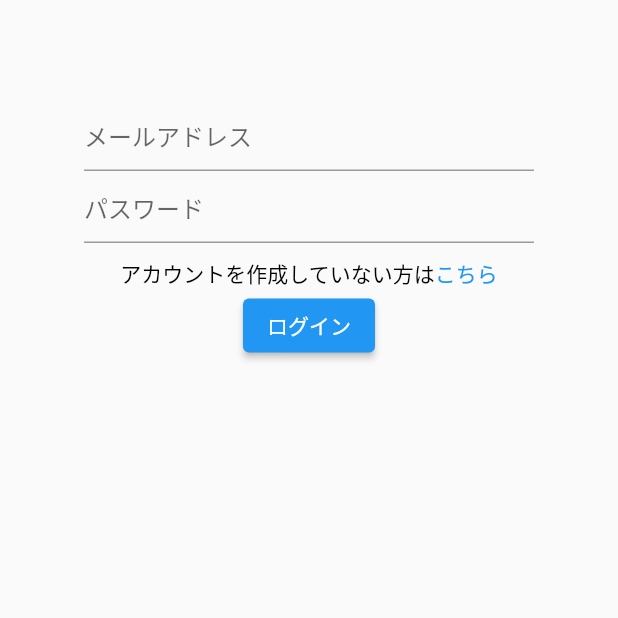
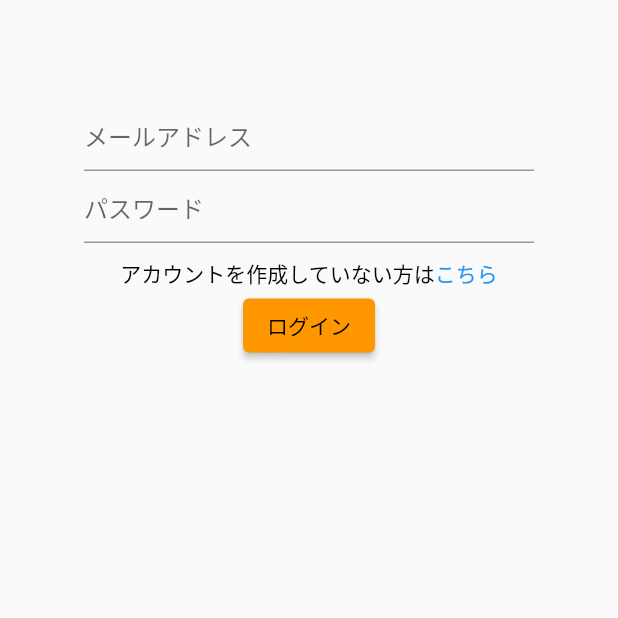
Before and after one commit to YusukeUemura01/sandbox_level1, a Flutter app: the screen it shows after launch, on a phone screen of 412 x 824 dp, the top half of it. Run offline on Flutter 3.47's test engine with Material 2 defaults, Android fonts, the phone set to English and light mode, and no system bars; our stand-ins replace cloud_firestore, firebase_auth, firebase_core, firebase_storage, flutter_hooks, freezed_annotation and 2 more; accounts and stored records are empty.

Commit message:
ダークモード対応、未読数をカウント機能をつけた

```diff
--- a/lib/main.dart
+++ b/lib/main.dart
@@ -26,8 +26,18 @@ class MyApp extends HookConsumerWidget {
   Widget build(BuildContext context,WidgetRef ref) {
     return MaterialApp(
       title: 'Flutter Demo',
+      themeMode: ThemeMode.system,
       theme: ThemeData(
-        primarySwatch: Colors.blue,
+        primaryColor: Colors.blue,
+        primarySwatch: Colors.orange,
+        textTheme: const TextTheme(bodyText2: TextStyle(color: Colors.black)),
+      ),
+      darkTheme: ThemeData(
+        scaffoldBackgroundColor: const Color.fromARGB(255, 31, 28, 57),
+        primaryColor: Colors.blue,
+        brightness: Brightness.dark,
+        primarySwatch: Colors.orange,
+        textTheme: const TextTheme(bodyText2: TextStyle(color: Colors.white)),
       ),
 
       home: StreamBuilder<User?>(
--- a/lib/screens/navigation_page.dart
+++ b/lib/screens/navigation_page.dart
@@ -29,6 +29,8 @@ class NavigationPage extends HookConsumerWidget {
       body: pageList[state.bottomNavigationIndex],
       bottomNavigationBar: BottomNavigationBar(
           currentIndex: state.bottomNavigationIndex,
+          selectedItemColor: const Color.fromARGB(255, 255, 45, 136),
+          backgroundColor: Theme.of(context).scaffoldBackgroundColor,
           onTap: (value){
             final controller = ref.read(navigationPageProvider.notifier);
             controller.changeBottomNavigationIndex(value);
--- a/lib/view_model/my_chat_list_page_controller.dart
+++ b/lib/view_model/my_chat_list_page_controller.dart
@@ -42,6 +42,7 @@ class MyChatListPageController extends StateNotifier<MyChatListPageState>{
   void fetchMessageList(){
     final Stream<List<TalkRoom>> stream = fireStoreRepo.fetchMyTalkRoomList(FirebaseAuth.instance.currentUser!.uid);//メッセージをとってくる
     stream.listen((talkRoomList) async {
+      talkRoomList.sort((a,b) => b.updateTime.compareTo(a.updateTime));
       final accountList = await fireStoreRepo.fetchOtherAccount(talkRoomList, FirebaseAuth.instance.currentUser!.uid);
       state = state.copyWith(talkRoomList: talkRoomList,otherAccountList: accountList);
     });
```
Also changed, not shown: lib/screens/chat_page.dart (+13 -5 lines), lib/screens/my_chat_list_page.dart (+27 -3 lines), lib/screens/user_list_page.dart (+6 -6 lines), lib/view_model/chat_page_controller.dart (+10 -12 lines).
